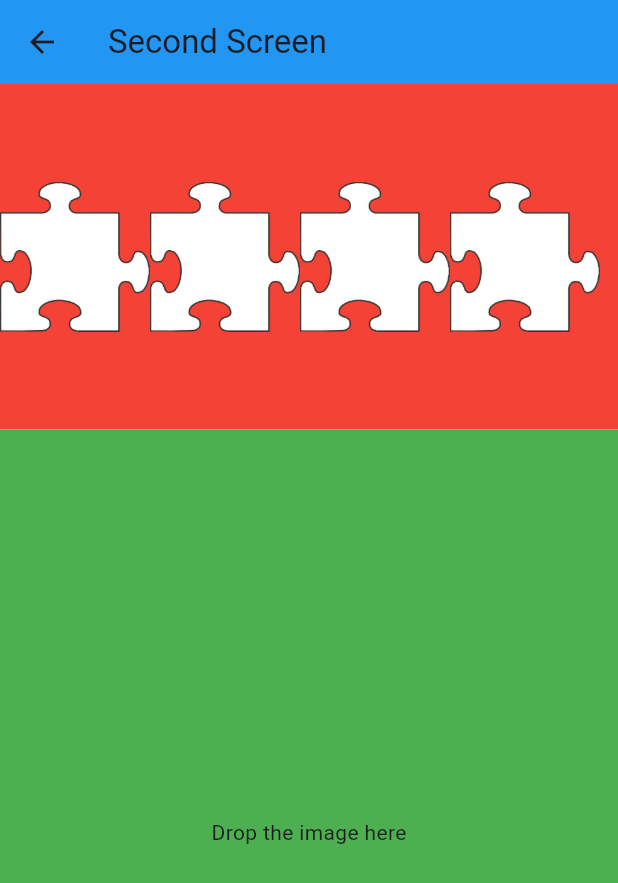
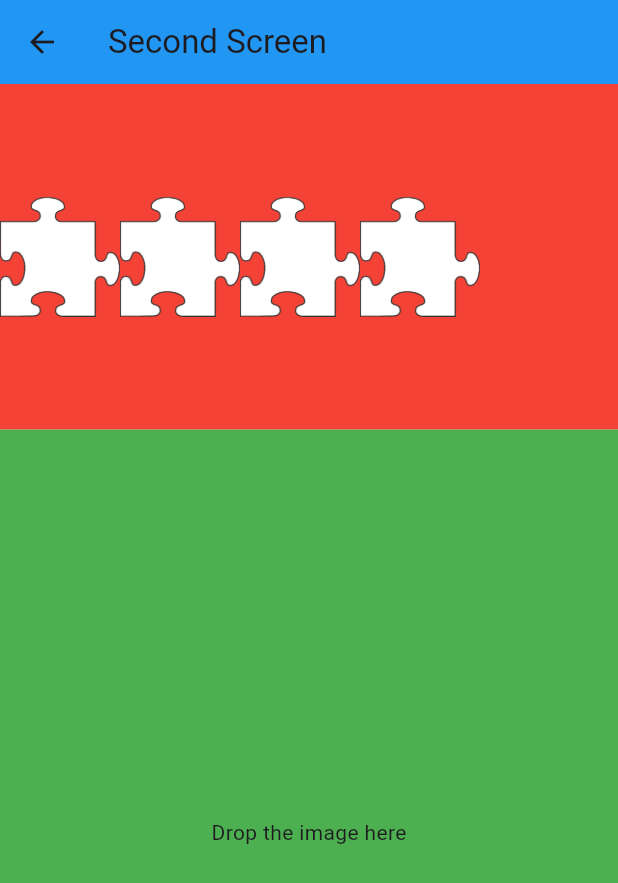
Before and after one commit to multi-sensor/CREAMO_Team_A, a Flutter app: the SecondScreen screen opened directly with empty values, on a phone screen of 412 x 824 dp. Shown: the top 883 px of the screen. Run offline on Flutter 3.47's test engine with Material 3 defaults, Android fonts, the phone set to English and light mode, and no system bars; our stand-ins replace carousel_slider, smooth_page_indicator.

Commit message:
승연 편집 테스트

```diff
--- a/lib/main.dart
+++ b/lib/main.dart
@@ -1,3 +1,4 @@
+//승연 편집
 import 'package:flutter/cupertino.dart';
 import 'package:flutter/material.dart';
 import 'package:smooth_page_indicator/smooth_page_indicator.dart';
@@ -170,7 +171,7 @@ class _SecondScreenState extends State<SecondScreen> {
                     feedback: Image.asset('images/puzzle/puzzle${index + 1}.png',
                         width: 50, height: 50),
                     child: Image.asset('images/puzzle/puzzle${index + 1}.png',
-                        width: 100, height: 100),
+                        width: 80, height: 80),
                   );
                 },
               ),
```
